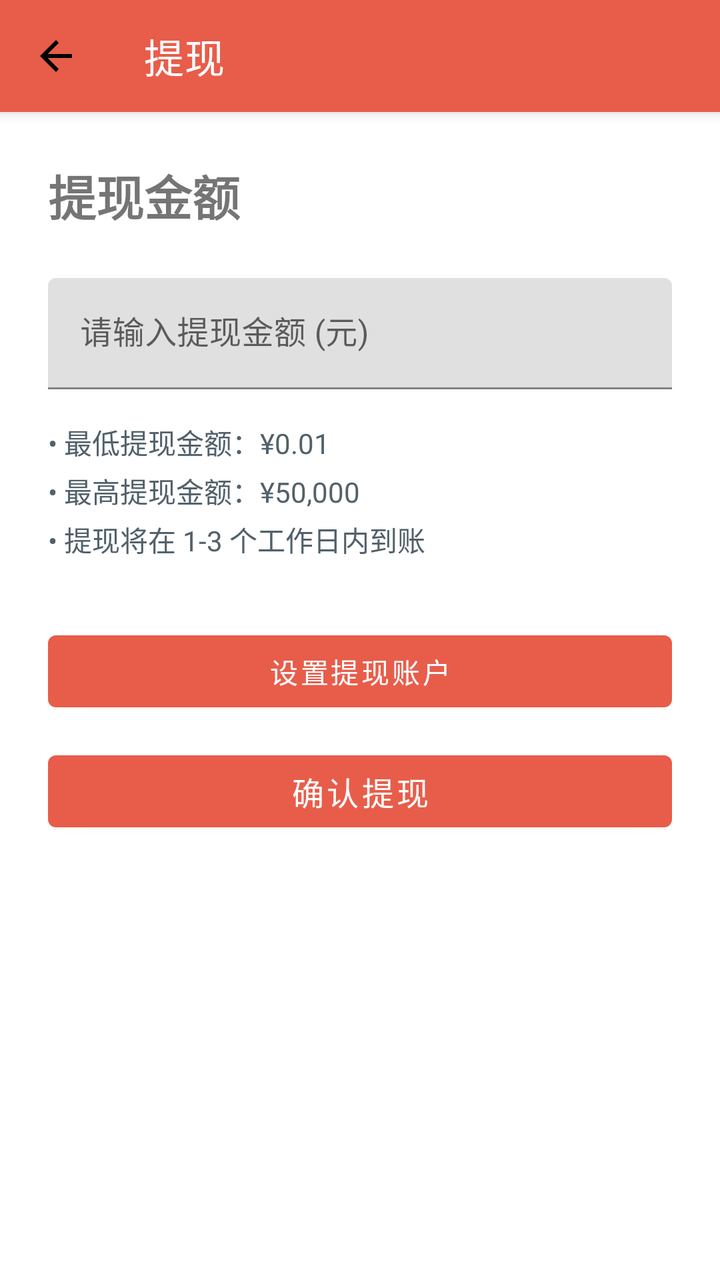
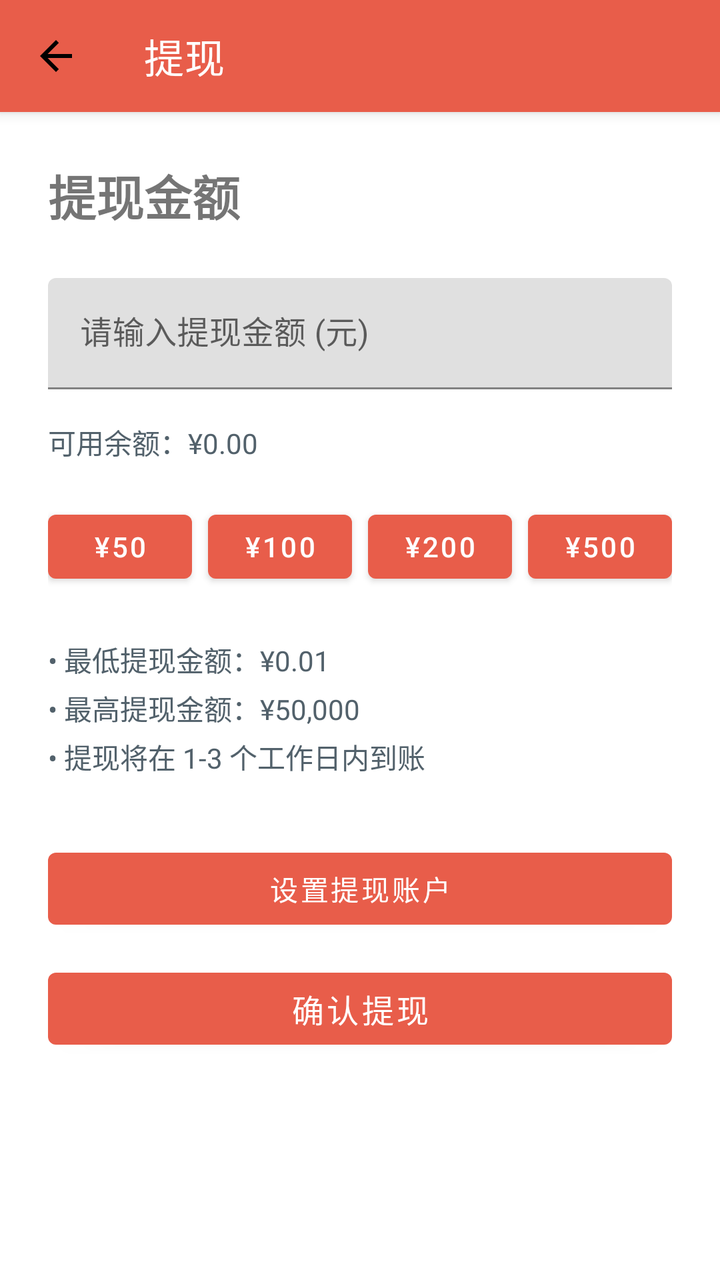

Compare the two renders of this Android layout. The source of the first and the diff that turns it into the second are given below.
<!-- AndroidManifest.xml: activity theme Theme.WeightLossBetting -->
<!-- res/layout/activity_withdraw.xml -->
<?xml version="1.0" encoding="utf-8"?>
<LinearLayout xmlns:android="http://schemas.android.com/apk/res/android"
    xmlns:app="http://schemas.android.com/apk/res-auto"
    android:layout_width="match_parent"
    android:layout_height="match_parent"
    android:orientation="vertical">

    <com.google.android.material.appbar.MaterialToolbar
        android:id="@+id/toolbar"
        android:layout_width="match_parent"
        android:layout_height="?attr/actionBarSize"
        android:background="?attr/colorPrimary"
        android:elevation="4dp"
        app:title="提现"
        app:titleTextColor="@android:color/white"
        app:navigationIcon="@drawable/ic_arrow_back" />

    <LinearLayout
        android:layout_width="match_parent"
        android:layout_height="wrap_content"
        android:orientation="vertical"
        android:padding="24dp">

        <TextView
            android:layout_width="wrap_content"
            android:layout_height="wrap_content"
            android:text="提现金额"
            android:textSize="24sp"
            android:textStyle="bold"
            android:layout_marginBottom="24dp" />

        
        <com.google.android.material.textfield.TextInputLayout
            android:layout_width="match_parent"
            android:layout_height="wrap_content"
            android:hint="请输入提现金额 (元)"
            android:layout_marginBottom="16dp">

            <com.google.android.material.textfield.TextInputEditText
                android:id="@+id/etAmount"
                android:layout_width="match_parent"
                android:layout_height="wrap_content"
                android:inputType="numberDecimal" />
        </com.google.android.material.textfield.TextInputLayout>

        
        <TextView
            android:layout_width="wrap_content"
            android:layout_height="wrap_content"
            android:text="• 最低提现金额：¥0.01\n• 最高提现金额：¥50,000\n• 提现将在 1-3 个工作日内到账"
            android:textSize="14sp"
            android:textColor="@color/xui_config_color_text_content"
            android:lineSpacingExtra="4dp"
            android:layout_marginBottom="32dp" />

        <Button
            android:id="@+id/btnConnectOnboarding"
            android:layout_width="match_parent"
            android:layout_height="wrap_content"
            android:text="设置提现账户"
            android:layout_marginBottom="12dp" />

        
        <Button
            android:id="@+id/btnWithdraw"
            android:layout_width="match_parent"
            android:layout_height="wrap_content"
            android:text="确认提现"
            android:textSize="16sp" />

        
        <ProgressBar
            android:id="@+id/progressBar"
            android:layout_width="wrap_content"
            android:layout_height="wrap_content"
            android:layout_gravity="center"
            android:layout_marginTop="16dp"
            android:visibility="gone" />

    </LinearLayout>

</LinearLayout>
<!-- resources referenced by this layout -->
<resources>
  <color name="xui_config_color_text_content">#FF52616B</color>
  <!-- drawable ic_arrow_back (drawable) -->
  <vector xmlns:android="http://schemas.android.com/apk/res/android"
      android:width="24dp"
      android:height="24dp"
      android:viewportWidth="24"
      android:viewportHeight="24">
      <path
          android:fillColor="#000000"
          android:pathData="M20,11H7.83l5.59,-5.59L12,4l-8,8 8,8 1.41,-1.41L7.83,13H20v-2z"/>
  </vector>
  <style name="Theme.WeightLossBetting" parent="Theme.MaterialComponents.Light.NoActionBar">
          <item name="colorPrimary">@color/brand_primary</item>
          <item name="colorPrimaryDark">@color/brand_primary_dark</item>
          <item name="colorAccent">@color/brand_accent</item>
          <item name="android:statusBarColor">@color/brand_primary_dark</item>
          <item name="android:navigationBarColor">@color/brand_background</item>
          <item name="android:windowLightStatusBar">false</item>
          <item name="android:windowLightNavigationBar">true</item>
          
          
          <item name="XUIThemeStyle">@style/XUITheme.Phone</item>
      </style>
  <color name="brand_primary">#FFE85D4A</color>
  <color name="brand_primary_dark">#FFB94235</color>
  <color name="brand_accent">#FF2E9D87</color>
  <color name="brand_background">#FFF7F5F0</color>
</resources>

<!-- the commit's change to res/layout/activity_withdraw.xml (unified diff, before → after) -->
@@ -43,6 +43,61 @@
                 android:inputType="numberDecimal" />
         </com.google.android.material.textfield.TextInputLayout>
 
+        <TextView
+            android:id="@+id/tvAvailableBalance"
+            android:layout_width="match_parent"
+            android:layout_height="wrap_content"
+            android:text="可用余额：¥0.00"
+            android:textSize="14sp"
+            android:textColor="@color/xui_config_color_text_content"
+            android:layout_marginBottom="20dp" />
+
+        <LinearLayout
+            android:layout_width="match_parent"
+            android:layout_height="44dp"
+            android:orientation="horizontal"
+            android:weightSum="4"
+            android:layout_marginBottom="24dp">
+
+            <Button
+                android:id="@+id/btnQuick50"
+                android:layout_width="0dp"
+                android:layout_height="match_parent"
+                android:layout_weight="1"
+                android:text="¥50"
+                android:minWidth="0dp"
+                android:layout_marginEnd="4dp" />
+
+            <Button
+                android:id="@+id/btnQuick100"
+                android:layout_width="0dp"
+                android:layout_height="match_parent"
+                android:layout_weight="1"
+                android:text="¥100"
+                android:minWidth="0dp"
+                android:layout_marginStart="4dp"
+                android:layout_marginEnd="4dp" />
+
+            <Button
+                android:id="@+id/btnQuick200"
+                android:layout_width="0dp"
+                android:layout_height="match_parent"
+                android:layout_weight="1"
+                android:text="¥200"
+                android:minWidth="0dp"
+                android:layout_marginStart="4dp"
+                android:layout_marginEnd="4dp" />
+
+            <Button
+                android:id="@+id/btnQuick500"
+                android:layout_width="0dp"
+                android:layout_height="match_parent"
+                android:layout_weight="1"
+                android:text="¥500"
+                android:minWidth="0dp"
+                android:layout_marginStart="4dp" />
+        </LinearLayout>
+
         
         <TextView
             android:layout_width="wrap_content"
